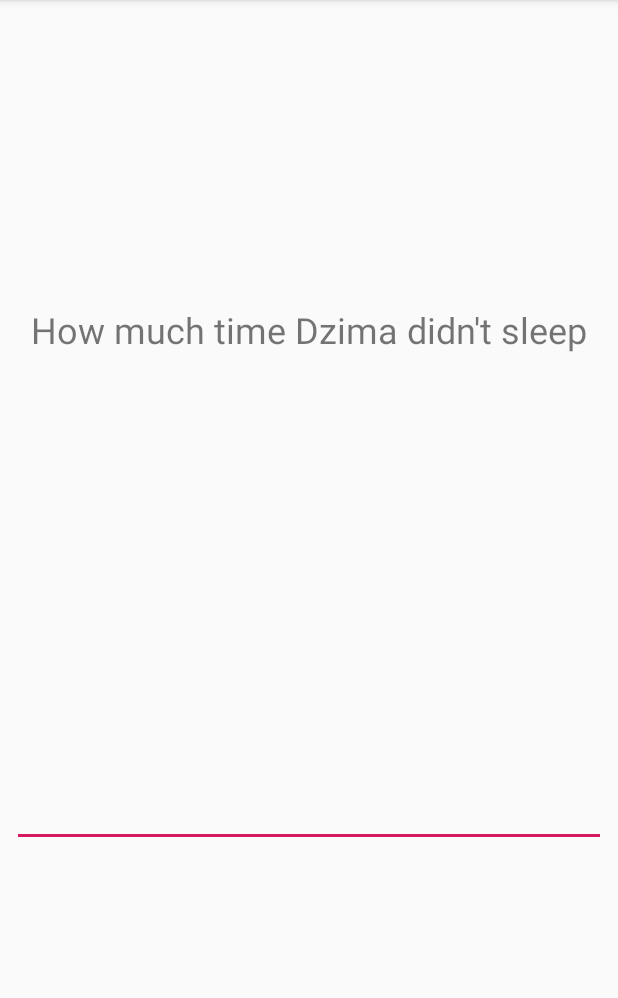
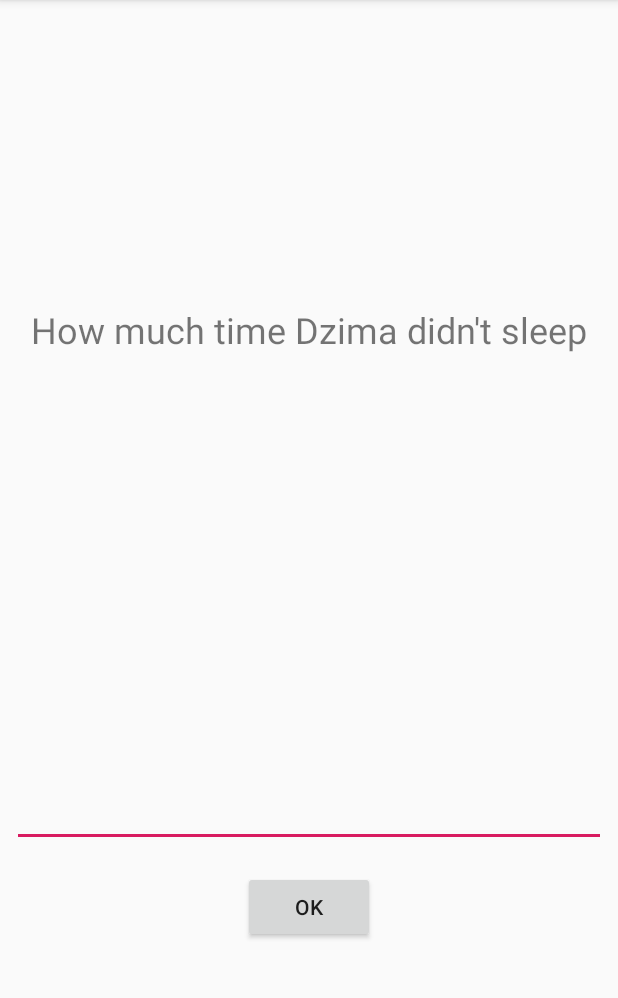
Before and after one commit to DimDrumm/Quize, an Android app: the QuestionActivity screen opened directly, with no data from a screen before it, on a phone screen of 412 x 824 dp, the part 84-1082 px from its top. Run offline under Robolectric (Android 15) with nearby library versions, the phone set to English and light mode, and no system bars; our stand-ins replace Timber.

Commit message:
+check answer

```diff
--- a/app/src/main/java/a2018/by/step/myquiz/activity/QuestionActivity.kt
+++ b/app/src/main/java/a2018/by/step/myquiz/activity/QuestionActivity.kt
@@ -2,23 +2,31 @@ package a2018.by.step.myquiz.activity
 
 import a2018.by.step.myquiz.R
 import a2018.by.step.myquiz.data.QuestionRepository
+import a2018.by.step.myquiz.fragment.QuestionCallback
 import a2018.by.step.myquiz.fragment.TextQuestionFragment
 import android.os.Bundle
 import timber.log.Timber
 
-class QuestionActivity : BaseMenuActivity() {
+class QuestionActivity : BaseMenuActivity(), QuestionCallback {
+
+    override fun onQuestionAnswered(id: Int, isCorrect: Boolean) {
+        Timber.d("on question #$id answer is $isCorrect")
+    }
+
 
     override fun onCreate(savedInstanceState: Bundle?) {
         Timber.d("OnCreate")
         super.onCreate(savedInstanceState)
         setContentView(R.layout.activity_question)
+        val question = QuestionRepository.getQuestions()[1]
+        val fragment = TextQuestionFragment.newInstance(question)
+        fragment.questionCallback = this
+        Timber.d("question fragment is started: ${question}")
         if (savedInstanceState == null) {
-            val question = QuestionRepository.getQuestions()[1]
             supportFragmentManager.beginTransaction()
                 .replace(
                     R.id.container_fragment,
-                    TextQuestionFragment
-                        .newInstance(question)
+                    fragment
                 )
                 .commit()
         }
--- a/app/src/main/java/a2018/by/step/myquiz/fragment/TextQuestionFragment.kt
+++ b/app/src/main/java/a2018/by/step/myquiz/fragment/TextQuestionFragment.kt
@@ -27,6 +27,7 @@ private const val ARG_QUESTION = "question"
  *
  */
 class TextQuestionFragment : Fragment() {
+    var questionCallback: QuestionCallback? = null
     private var question: Question<*>? = null
 
     override fun onAttach(context: Context?) {
@@ -47,8 +48,24 @@ class TextQuestionFragment : Fragment() {
         savedInstanceState: Bundle?
     ): View? {
         Timber.d("OnCreateView")
-        val view = inflater.inflate(R.layout.fragment_text_question, container, false)
+        val view = inflater.inflate(
+            R.layout.fragment_text_question,
+            container, false
+        )
         question = arguments?.getParcelable<TextQuestion>(ARG_QUESTION)
+       view.btn_next.setOnClickListener {
+            val userAnswer = et_input_answer.text.toString()
+
+            val correctAnswer = arguments?.let {
+                it.getParcelable<TextQuestion>(ARG_QUESTION).let { it.rightAnswer }
+            }
+
+            if (userAnswer.equals(correctAnswer, true)) {
+                questionCallback?.onQuestionAnswered(question!!.id, true)
+            } else {
+                questionCallback?.onQuestionAnswered(question!!.id, false)
+            }
+        }
         return view
     }
 
@@ -97,3 +114,7 @@ class TextQuestionFragment : Fragment() {
             }
     }
 }
+
+interface QuestionCallback {
+    fun onQuestionAnswered(id: Int, isCorrect: Boolean)
+}
--- a/app/src/main/java/a2018/by/step/myquiz/model/Question.kt
+++ b/app/src/main/java/a2018/by/step/myquiz/model/Question.kt
@@ -7,8 +7,15 @@ import timber.log.Timber
 abstract class Question<T>(
     val text: String, var rightAnswer: T
 ) : Parcelable {
+    var id: Int = idCounter
     var userAnswer: T? = null
+
     abstract fun checkAnswer(): Boolean
+
+    companion object {
+        var idCounter = 0
+            get() = field++
+    }
 }
 
 class ChoiceQuestion(
@@ -16,7 +23,7 @@ class ChoiceQuestion(
     rightAnswer: Int,
     val answers: List<String>
 ) : Question<Int>(text, rightAnswer) {
-    constructor(parcel: Parcel) : this("",1, listOf())
+    constructor(parcel: Parcel) : this("", 1, listOf())
 
 
     override fun checkAnswer(): Boolean {
@@ -47,7 +54,7 @@ class TextQuestion(
     rightAnswer: String
 ) : Question<String>(text, rightAnswer) {
 
-    constructor(parcel: Parcel) : this(parcel.readString()!!,parcel.readString()!!){
+    constructor(parcel: Parcel) : this(parcel.readString()!!, parcel.readString()!!) {
         Timber.d("In TextQuestion constructor")
     }
 
@@ -59,15 +66,23 @@ class TextQuestion(
     override fun writeToParcel(parcel: Parcel, flags: Int) {
         parcel.writeString(text)
         parcel.writeString(rightAnswer)
+        parcel.writeInt(id)
     }
 
     override fun describeContents(): Int {
         return 0
     }
 
+    override fun toString(): String {
+        return "TextQuestion #$id text:$text answer:$rightAnswer"
+    }
+
     companion object CREATOR : Parcelable.Creator<TextQuestion> {
+
         override fun createFromParcel(parcel: Parcel): TextQuestion {
-            return TextQuestion(parcel)
+            val q = TextQuestion(parcel)
+            q.id = parcel.readInt()
+            return q
         }
 
         override fun newArray(size: Int): Array<TextQuestion?> {
--- a/app/src/main/res/layout/fragment_text_question.xml
+++ b/app/src/main/res/layout/fragment_text_question.xml
@@ -35,4 +35,16 @@
             app:layout_constraintEnd_toEndOf="parent"
             app:layout_constraintBottom_toBottomOf="parent"
             />
+
+    <Button
+            android:text="@android:string/ok"
+            android:id="@+id/btn_next"
+            android:layout_width="wrap_content"
+            android:layout_height="wrap_content"
+            app:layout_constraintEnd_toEndOf="parent"
+            android:layout_marginEnd="8dp"
+            app:layout_constraintStart_toStartOf="parent"
+            android:layout_marginStart="8dp"
+            android:layout_marginTop="16dp"
+            app:layout_constraintTop_toBottomOf="@+id/et_input_answer"/>
 </android.support.constraint.ConstraintLayout>
```
Lines whose indentation alone changed are shown as unchanged.
